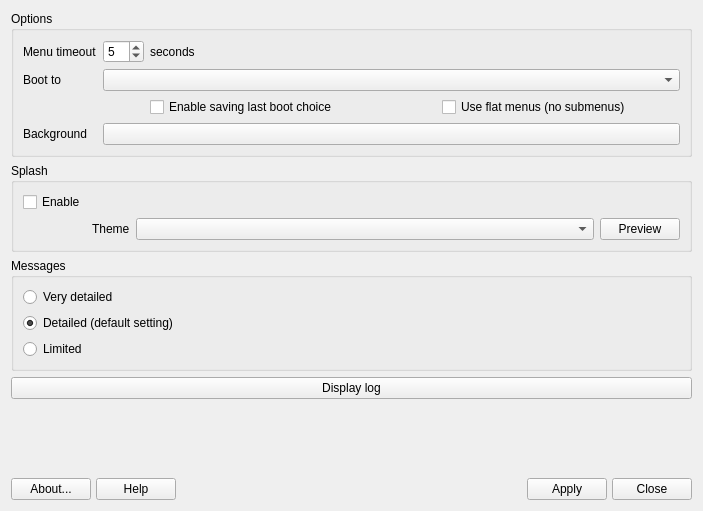
Old version of the form mainwindow.ui in the repository AdrianTM/mx-boot-options.
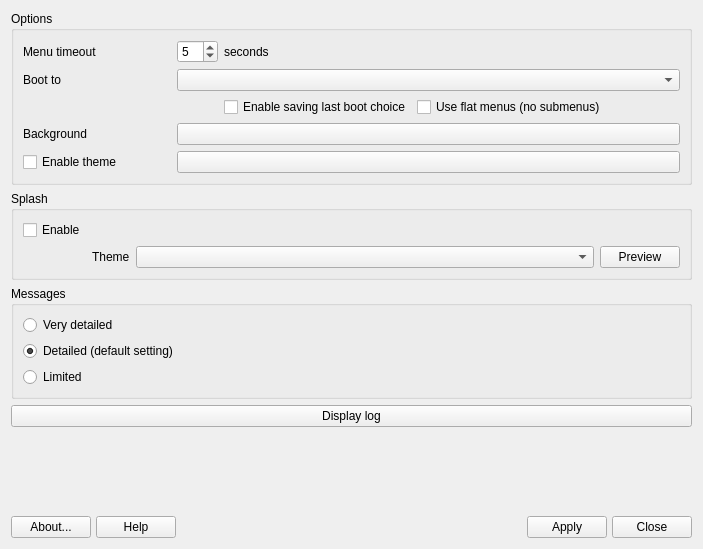
New version of the form. Icons and pictures are not drawn.

Commit message: add GRUB theme selection

What changed in the file:
```diff
--- a/mainwindow.ui
+++ b/mainwindow.ui
@@ -7,7 +7,7 @@
     <x>0</x>
     <y>0</y>
     <width>703</width>
-    <height>511</height>
+    <height>549</height>
    </rect>
   </property>
   <property name="sizePolicy">
@@ -29,7 +29,7 @@
       <string>Options</string>
      </property>
      <layout class="QGridLayout" name="gridLayout_2">
-      <item row="1" column="1" colspan="6">
+      <item row="1" column="2" colspan="4">
        <widget class="QComboBox" name="combo_menu_entry">
         <property name="sizePolicy">
          <sizepolicy hsizetype="Expanding" vsizetype="Fixed">
@@ -69,7 +69,7 @@
         </property>
        </widget>
       </item>
-      <item row="2" column="5">
+      <item row="2" column="4">
        <widget class="QCheckBox" name="cb_enable_flatmenus">
         <property name="toolTip">
          <string>Use simplified menu structure without submenus</string>
@@ -79,8 +79,8 @@
         </property>
        </widget>
       </item>
-      <item row="3" column="1" colspan="6">
-       <widget class="QPushButton" name="button_filename">
+      <item row="3" column="2" colspan="4">
+       <widget class="QPushButton" name="btn_bg_file">
         <property name="sizePolicy">
          <sizepolicy hsizetype="Preferred" vsizetype="Fixed">
           <horstretch>0</horstretch>
@@ -95,7 +95,7 @@
         </property>
        </widget>
       </item>
-      <item row="0" column="1">
+      <item row="0" column="2">
        <widget class="QSpinBox" name="spinBoxTimeout">
         <property name="sizePolicy">
          <sizepolicy hsizetype="Fixed" vsizetype="Fixed">
@@ -111,7 +111,7 @@
         </property>
        </widget>
       </item>
-      <item row="0" column="2">
+      <item row="0" column="3">
        <widget class="QLabel" name="label_seconds">
         <property name="sizePolicy">
          <sizepolicy hsizetype="Preferred" vsizetype="Preferred">
@@ -124,7 +124,7 @@
         </property>
        </widget>
       </item>
-      <item row="2" column="2">
+      <item row="2" column="3">
        <widget class="QCheckBox" name="cb_save_default">
         <property name="toolTip">
          <string>With this option enabled whatever entry you select from the grub boot menu will be saved as the new default for future boots</string>
@@ -134,6 +134,23 @@
         </property>
        </widget>
       </item>
+      <item row="4" column="2" colspan="4">
+       <widget class="QPushButton" name="btn_theme_file">
+        <property name="text">
+         <string/>
+        </property>
+        <property name="autoDefault">
+         <bool>false</bool>
+        </property>
+       </widget>
+      </item>
+      <item row="4" column="0" colspan="2">
+       <widget class="QCheckBox" name="cb_grub_theme">
+        <property name="text">
+         <string>Enable theme</string>
+        </property>
+       </widget>
+      </item>
      </layout>
     </widget>
    </item>
```
Left out of the diff: 32 changed lines with no effect on the pictures. The commit also changes 36 other files.
